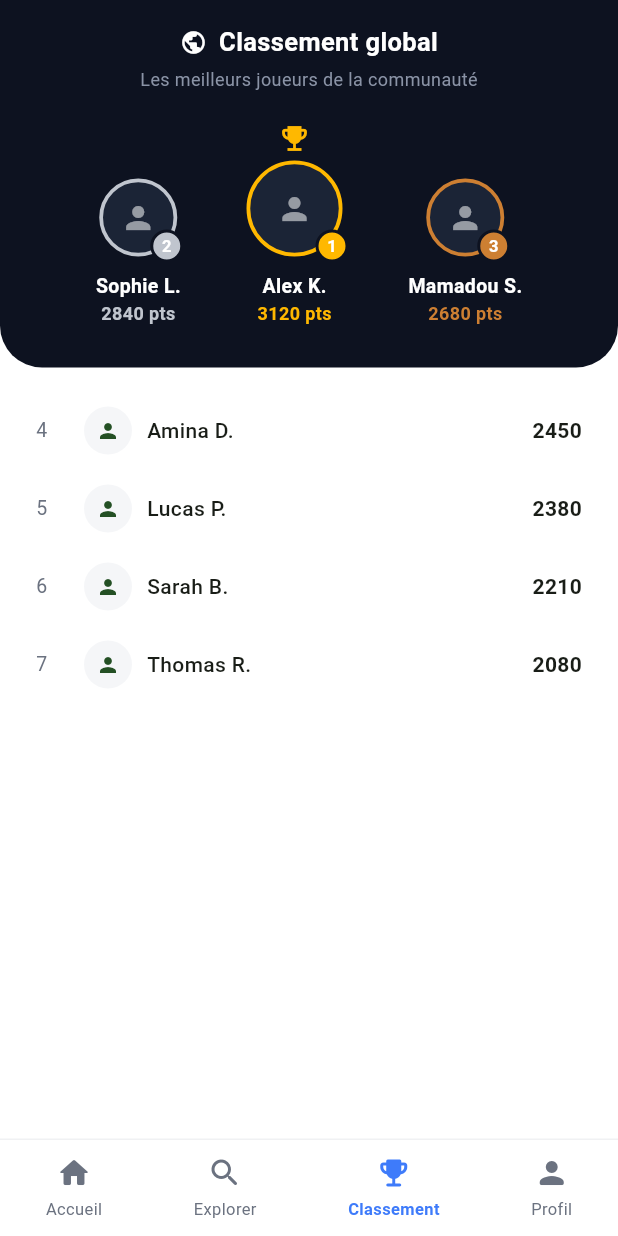
After one commit to BorisDANSOU/quizmaster-groupe29, a Flutter app: the LeaderboardScreen screen opened directly, on a phone screen of 412 x 824 dp. The commit adds this screen. Run offline on Flutter 3.47's test engine with Material 3 defaults, Android fonts, the phone set to English and light mode, and no system bars; our stand-ins replace cloud_firestore, firebase_auth, firebase_core, flutter_svg, google_sign_in; accounts and stored records are empty.

Commit message:
Ajoute l'ecran Classement global (podium top 3 + liste)

```diff
--- a/quizmaster_mobile/lib/main_preview.dart
+++ b/quizmaster_mobile/lib/main_preview.dart
@@ -1,5 +1,5 @@
 import 'package:flutter/material.dart';
-import 'presentation/screens/result_screen.dart';
+import 'presentation/screens/leaderboard_screen.dart';
 
 void main() {
   runApp(const ApercuApp());
@@ -12,11 +12,19 @@ class ApercuApp extends StatelessWidget {
   Widget build(BuildContext context) {
     return MaterialApp(
       debugShowCheckedModeBanner: false,
-      home: ResultScreen(
-        bonnesReponses: 8,
-        totalQuestions: 10,
-        onRecommencer: () => debugPrint('Recommencer'),
-        onRetourAccueil: () => debugPrint('Retour accueil'),
+      home: LeaderboardScreen(
+        podium: const [
+          JoueurClassement(uid: '1', rang: 1, nom: 'Alex K.', points: 3120),
+          JoueurClassement(uid: '2', rang: 2, nom: 'Sophie L.', points: 2840),
+          JoueurClassement(uid: '3', rang: 3, nom: 'Mamadou S.', points: 2680),
+        ],
+        classement: const [
+          JoueurClassement(uid: '4', rang: 4, nom: 'Amina D.', points: 2450),
+          JoueurClassement(uid: '5', rang: 5, nom: 'Lucas P.', points: 2380),
+          JoueurClassement(uid: '6', rang: 6, nom: 'Sarah B.', points: 2210),
+          JoueurClassement(uid: '7', rang: 7, nom: 'Thomas R.', points: 2080),
+        ],
+        onChangerOnglet: (i) => debugPrint('Onglet: $i'),
       ),
     );
   }
--- /dev/null
+++ b/quizmaster_mobile/lib/presentation/screens/leaderboard_screen.dart
@@ -0,0 +1,151 @@
+import 'package:flutter/material.dart';
+import '../theme/app_colors.dart';
+import '../widgets/podium_item.dart';
+import '../widgets/classement_row.dart';
+import '../widgets/bottom_nav_bar.dart';
+
+/// Ecran Classement global : podium des 3 premiers (fond sombre),
+/// suivi de la liste des autres joueurs (fond clair).
+class LeaderboardScreen extends StatelessWidget {
+  const LeaderboardScreen({
+    super.key,
+    required this.podium,
+    required this.classement,
+    required this.onChangerOnglet,
+    this.uidUtilisateurActuel,
+  });
+
+  final List<JoueurClassement> podium; // exactement 3 elements attendus
+  final List<JoueurClassement> classement; // rang 4 et au-dela
+  final ValueChanged<int> onChangerOnglet;
+  final String? uidUtilisateurActuel;
+
+  @override
+  Widget build(BuildContext context) {
+    return Scaffold(
+      backgroundColor: AppColors.lightBackground,
+      body: SafeArea(
+        child: Column(
+          children: [
+            Expanded(
+              child: SingleChildScrollView(
+                child: Column(
+                  children: [
+                    _buildEnTeteSombre(),
+                    Padding(
+                      padding: const EdgeInsets.symmetric(horizontal: 20),
+                      child: Column(
+                        children: [
+                          const SizedBox(height: 16),
+                          ...classement.map(
+                            (joueur) => ClassementRow(
+                              rang: joueur.rang,
+                              nom: joueur.nom,
+                              points: joueur.points,
+                              photoUrl: joueur.photoUrl,
+                              estUtilisateurActuel:
+                                  joueur.uid == uidUtilisateurActuel,
+                            ),
+                          ),
+                          const SizedBox(height: 16),
+                        ],
+                      ),
+                    ),
+                  ],
+                ),
+              ),
+            ),
+            AppBottomNavBar(indexActuel: 2, onTap: onChangerOnglet),
+          ],
+        ),
+      ),
+    );
+  }
+
+  Widget _buildEnTeteSombre() {
+    // On suppose que podium[0] = 1ere place, podium[1] = 2eme, podium[2] = 3eme
+    final premier = podium.isNotEmpty ? podium[0] : null;
+    final deuxieme = podium.length > 1 ? podium[1] : null;
+    final troisieme = podium.length > 2 ? podium[2] : null;
+
+    return Container(
+      width: double.infinity,
+      padding: const EdgeInsets.fromLTRB(20, 16, 20, 28),
+      decoration: const BoxDecoration(
+        color: AppColors.darkBackground,
+        borderRadius: BorderRadius.only(
+          bottomLeft: Radius.circular(28),
+          bottomRight: Radius.circular(28),
+        ),
+      ),
+      child: Column(
+        children: [
+          Row(
+            mainAxisAlignment: MainAxisAlignment.center,
+            children: const [
+              Icon(Icons.public, color: Colors.white, size: 18),
+              SizedBox(width: 8),
+              Text(
+                'Classement global',
+                style: TextStyle(
+                  fontSize: 17,
+                  fontWeight: FontWeight.bold,
+                  color: Colors.white,
+                ),
+              ),
+            ],
+          ),
+          const SizedBox(height: 4),
+          const Text(
+            'Les meilleurs joueurs de la communauté',
+            style: TextStyle(fontSize: 12, color: AppColors.textSecondaryDark),
+          ),
+          const SizedBox(height: 20),
+          Row(
+            mainAxisAlignment: MainAxisAlignment.spaceEvenly,
+            crossAxisAlignment: CrossAxisAlignment.end,
+            children: [
+              if (deuxieme != null)
+                PodiumItem(
+                  rang: 2,
+                  nom: deuxieme.nom,
+                  points: deuxieme.points,
+                  photoUrl: deuxieme.photoUrl,
+                ),
+              if (premier != null)
+                PodiumItem(
+                  rang: 1,
+                  nom: premier.nom,
+                  points: premier.points,
+                  photoUrl: premier.photoUrl,
+                ),
+              if (troisieme != null)
+                PodiumItem(
+                  rang: 3,
+                  nom: troisieme.nom,
+                  points: troisieme.points,
+                  photoUrl: troisieme.photoUrl,
+                ),
+            ],
+          ),
+        ],
+      ),
+    );
+  }
+}
+
+class JoueurClassement {
+  const JoueurClassement({
+    required this.uid,
+    required this.rang,
+    required this.nom,
+    required this.points,
+    this.photoUrl,
+  });
+
+  final String uid;
+  final int rang;
+  final String nom;
+  final int points;
+  final String? photoUrl;
+}
--- /dev/null
+++ b/quizmaster_mobile/lib/presentation/widgets/classement_row.dart
@@ -0,0 +1,65 @@
+import 'package:flutter/material.dart';
+import '../theme/app_colors.dart';
+
+/// Une ligne du classement, pour les rangs au-dela du podium (4eme et plus).
+class ClassementRow extends StatelessWidget {
+  const ClassementRow({
+    super.key,
+    required this.rang,
+    required this.nom,
+    required this.points,
+    this.photoUrl,
+    this.estUtilisateurActuel = false,
+  });
+
+  final int rang;
+  final String nom;
+  final int points;
+  final String? photoUrl;
+  final bool estUtilisateurActuel;
+
+  @override
+  Widget build(BuildContext context) {
+    return Container(
+      padding: const EdgeInsets.symmetric(vertical: 10, horizontal: 4),
+      decoration: estUtilisateurActuel
+          ? BoxDecoration(
+              color: AppColors.primaryBlue.withOpacity(0.06),
+              borderRadius: BorderRadius.circular(10),
+            )
+          : null,
+      child: Row(
+        children: [
+          SizedBox(
+            width: 24,
+            child: Text(
+              '$rang',
+              style: const TextStyle(
+                fontSize: 13,
+                color: AppColors.textSecondaryLight,
+              ),
+            ),
+          ),
+          const SizedBox(width: 8),
+          CircleAvatar(
+            radius: 16,
+            backgroundColor: AppColors.lightSurface,
+            backgroundImage: photoUrl != null ? NetworkImage(photoUrl!) : null,
+            child: photoUrl == null ? const Icon(Icons.person, size: 16) : null,
+          ),
+          const SizedBox(width: 10),
+          Expanded(
+            child: Text(
+              nom,
+              style: const TextStyle(fontSize: 14, fontWeight: FontWeight.w500),
+            ),
+          ),
+          Text(
+            '$points',
+            style: const TextStyle(fontSize: 14, fontWeight: FontWeight.bold),
+          ),
+        ],
+      ),
+    );
+  }
+}
--- /dev/null
+++ b/quizmaster_mobile/lib/presentation/widgets/podium_item.dart
@@ -0,0 +1,102 @@
+import 'package:flutter/material.dart';
+import '../theme/app_colors.dart';
+
+/// Represente une des 3 premieres places du classement (podium),
+/// avec avatar, medaille et couronne pour la 1ere place.
+class PodiumItem extends StatelessWidget {
+  const PodiumItem({
+    super.key,
+    required this.rang,
+    required this.nom,
+    required this.points,
+    this.photoUrl,
+  });
+
+  final int rang; // 1, 2 ou 3
+  final String nom;
+  final int points;
+  final String? photoUrl;
+
+  Color get _couleurMedaille => switch (rang) {
+    1 => AppColors.or,
+    2 => AppColors.argent,
+    _ => AppColors.bronze,
+  };
+
+  double get _tailleAvatar => rang == 1 ? 64 : 52;
+
+  @override
+  Widget build(BuildContext context) {
+    return Column(
+      mainAxisSize: MainAxisSize.min,
+      children: [
+        if (rang == 1) ...[
+          const Icon(Icons.emoji_events, color: AppColors.or, size: 22),
+          const SizedBox(height: 4),
+        ],
+        Stack(
+          clipBehavior: Clip.none,
+          children: [
+            Container(
+              width: _tailleAvatar,
+              height: _tailleAvatar,
+              decoration: BoxDecoration(
+                shape: BoxShape.circle,
+                border: Border.all(color: _couleurMedaille, width: 2.5),
+                image: photoUrl != null
+                    ? DecorationImage(
+                        image: NetworkImage(photoUrl!),
+                        fit: BoxFit.cover,
+                      )
+                    : null,
+                color: AppColors.darkCard,
+              ),
+              child: photoUrl == null
+                  ? const Icon(Icons.person, color: Colors.white54)
+                  : null,
+            ),
+            Positioned(
+              bottom: -4,
+              right: -4,
+              child: Container(
+                width: 22,
+                height: 22,
+                alignment: Alignment.center,
+                decoration: BoxDecoration(
+                  shape: BoxShape.circle,
+                  color: _couleurMedaille,
+                  border: Border.all(color: AppColors.darkBackground, width: 2),
+                ),
+                child: Text(
+                  '$rang',
+                  style: const TextStyle(
+                    fontSize: 11,
+                    fontWeight: FontWeight.bold,
+                    color: Colors.white,
+                  ),
+                ),
+              ),
+            ),
+          ],
+        ),
+        const SizedBox(height: 10),
+        Text(
+          nom,
+          style: const TextStyle(
+            fontSize: 13,
+            fontWeight: FontWeight.w600,
+            color: Colors.white,
+          ),
+        ),
+        Text(
+          '$points pts',
+          style: TextStyle(
+            fontSize: 12,
+            fontWeight: FontWeight.bold,
+            color: _couleurMedaille,
+          ),
+        ),
+      ],
+    );
+  }
+}
```
